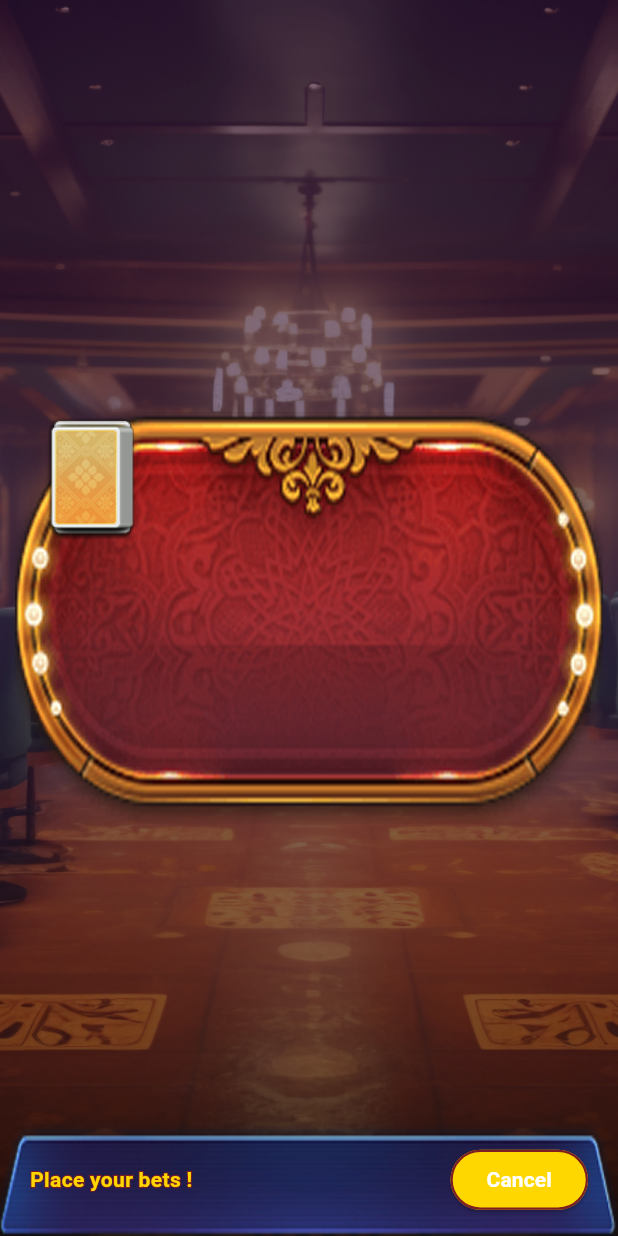
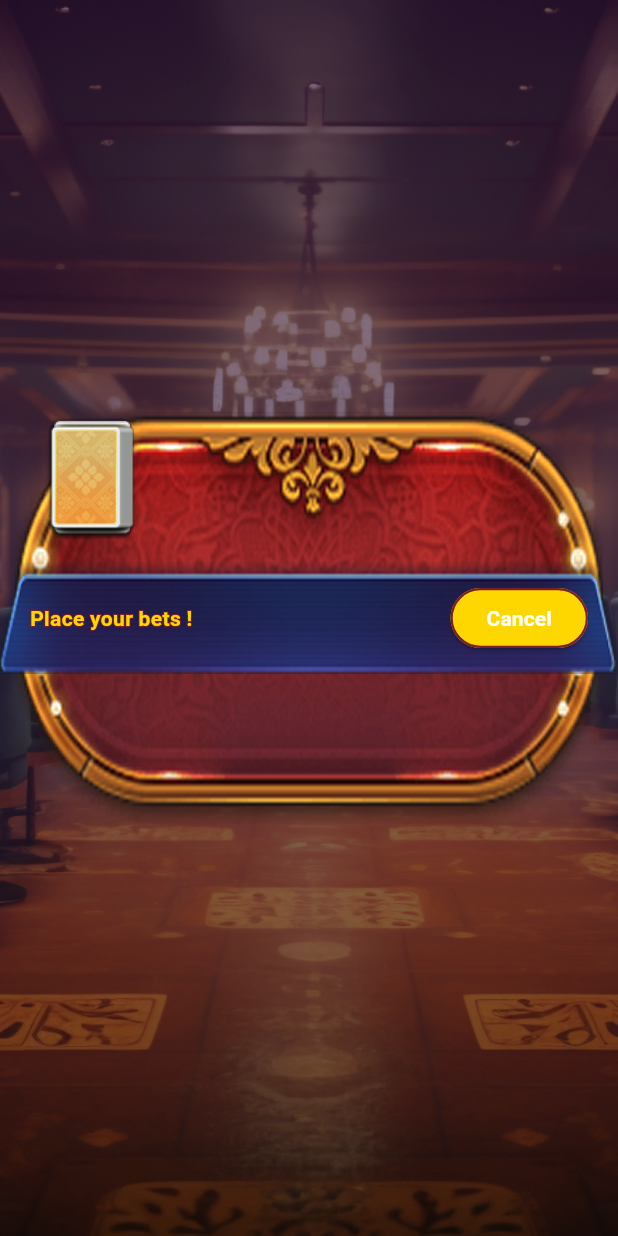
Before and after one commit to kenxsantos/AcePlus, a Flutter app: the screen it shows after launch, on a phone screen of 412 x 824 dp. Run offline on Flutter 3.47's test engine with Material 3 defaults, Android fonts, the phone set to English and light mode, and no system bars; our stand-ins replace go_router, google_fonts; Roboto replaces fonts that are missing (Lemon).

Commit message:
update bottom toolbar

```diff
--- a/lib/features/card_game/presentation/widgets/game_widgets/bottom_bet_toolbar.dart
+++ b/lib/features/card_game/presentation/widgets/game_widgets/bottom_bet_toolbar.dart
@@ -6,9 +6,7 @@ class BottomBetWidget extends StatelessWidget {
 
   @override
   Widget build(BuildContext context) {
-    return Align(
-      alignment: Alignment.bottomCenter,
-      child: Stack(
+    return Stack(
       alignment: Alignment.center,
       children: [
         Image.asset(
@@ -79,7 +77,6 @@ class BottomBetWidget extends StatelessWidget {
           ),
         ),
       ],
-      ),
     );
   }
 }
```
Lines whose indentation alone changed are shown as unchanged.
